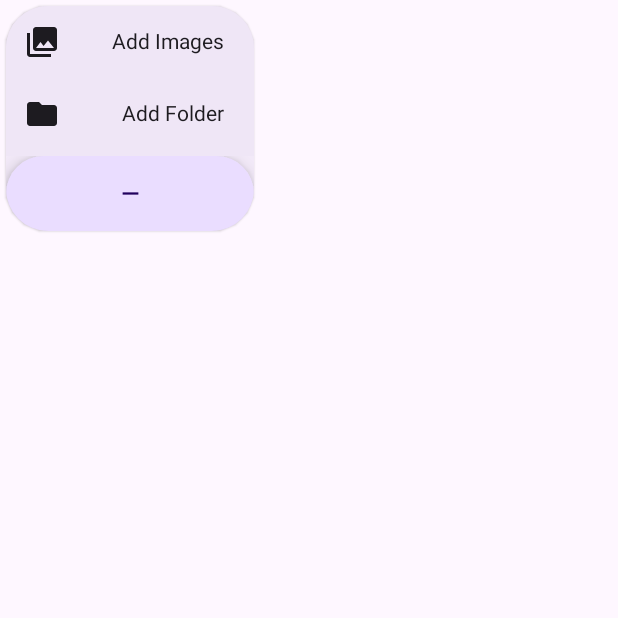
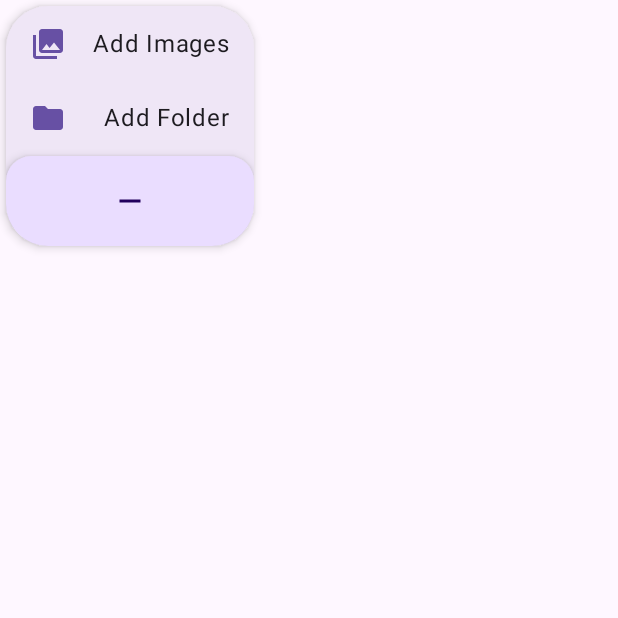
Before and after one commit to Anthonyy232/Paperize, an Android app built with Jetpack Compose: the composable AddAlbumAnimatedFab shown on its own in the app's theme, after a tap on "Add wallpaper", on a phone screen of 412 x 824 dp, the top half of it. Run offline under Robolectric (Android 15) with nearby library versions, the phone set to English and light mode, and no system bars.

Commit message:
Updated FAB animations

```diff
--- a/app/src/main/java/com/anthonyla/paperize/feature/wallpaper/presentation/add_album_screen/AddAlbumScreen.kt
+++ b/app/src/main/java/com/anthonyla/paperize/feature/wallpaper/presentation/add_album_screen/AddAlbumScreen.kt
@@ -130,8 +130,7 @@ fun AddAlbumScreen(
                 onFolderClick = {
                     selectionMode = false
                     folderPickerLauncher.launch(null)
-                },
-                animate = animate
+                }
             )
         },
         content = {
--- a/app/src/main/java/com/anthonyla/paperize/feature/wallpaper/presentation/add_album_screen/components/AddAlbumAnimatedFab.kt
+++ b/app/src/main/java/com/anthonyla/paperize/feature/wallpaper/presentation/add_album_screen/components/AddAlbumAnimatedFab.kt
@@ -1,9 +1,10 @@
 package com.anthonyla.paperize.feature.wallpaper.presentation.add_album_screen.components
 
 import androidx.activity.compose.BackHandler
+import androidx.compose.animation.AnimatedContent
 import androidx.compose.animation.AnimatedVisibility
-import androidx.compose.animation.animateContentSize
 import androidx.compose.animation.core.FastOutSlowInEasing
+import androidx.compose.animation.core.LinearEasing
 import androidx.compose.animation.core.Spring
 import androidx.compose.animation.core.animateDp
 import androidx.compose.animation.core.spring
@@ -11,10 +12,14 @@ import androidx.compose.animation.core.tween
 import androidx.compose.animation.core.updateTransition
 import androidx.compose.animation.fadeIn
 import androidx.compose.animation.fadeOut
-import androidx.compose.foundation.gestures.detectTapGestures
+import androidx.compose.animation.scaleIn
+import androidx.compose.animation.scaleOut
+import androidx.compose.animation.togetherWith
+import androidx.compose.foundation.clickable
 import androidx.compose.foundation.layout.Arrangement
 import androidx.compose.foundation.layout.Column
 import androidx.compose.foundation.layout.Row
+import androidx.compose.foundation.layout.Spacer
 import androidx.compose.foundation.layout.height
 import androidx.compose.foundation.layout.padding
 import androidx.compose.foundation.layout.width
@@ -24,12 +29,13 @@ import androidx.compose.material.icons.filled.Add
 import androidx.compose.material.icons.filled.Folder
 import androidx.compose.material.icons.filled.PhotoLibrary
 import androidx.compose.material.icons.filled.Remove
-import androidx.compose.material3.CardColors
+import androidx.compose.material3.CardDefaults
 import androidx.compose.material3.ElevatedCard
+import androidx.compose.material3.FloatingActionButtonDefaults
 import androidx.compose.material3.Icon
 import androidx.compose.material3.LargeFloatingActionButton
 import androidx.compose.material3.MaterialTheme
-import androidx.compose.material3.Surface
+import androidx.compose.material3.Text
 import androidx.compose.material3.surfaceColorAtElevation
 import androidx.compose.runtime.Composable
 import androidx.compose.runtime.getValue
@@ -38,12 +44,9 @@ import androidx.compose.runtime.remember
 import androidx.compose.runtime.setValue
 import androidx.compose.ui.Alignment
 import androidx.compose.ui.Modifier
-import androidx.compose.ui.graphics.Color
-import androidx.compose.ui.input.pointer.pointerInput
 import androidx.compose.ui.res.stringResource
 import androidx.compose.ui.unit.dp
 import com.anthonyla.paperize.R
-import com.anthonyla.paperize.feature.wallpaper.presentation.library_screen.components.MenuRow
 
 /**
  * Animated FAB that expands to show two options: Add image and Add folder
@@ -51,173 +54,170 @@ import com.anthonyla.paperize.feature.wallpaper.presentation.library_screen.comp
  */
 @Composable
 fun AddAlbumAnimatedFab(
-    animate: Boolean,
     onImageClick: () -> Unit,
     onFolderClick: () -> Unit
 ) {
-    var expanded by remember { mutableStateOf(false) }
-    val fabTransition = updateTransition(targetState = expanded, label = "")
+    val expandedWidth = 165.dp
+    val itemSize = 2
+    val menuColor = MaterialTheme.colorScheme.surfaceColorAtElevation(5.dp)
+    val fabColor = MaterialTheme.colorScheme.primaryContainer
+    var isFabExpanded by remember { mutableStateOf(false) }
+    BackHandler(isFabExpanded) { isFabExpanded = false }
 
-    BackHandler(expanded) { expanded = false }
+    val fabTransition = updateTransition(targetState = isFabExpanded, label = "fabTransition")
 
-    val expandHorizontalSize = Pair(165.dp, 90.dp)
-    val expandHorizontally by fabTransition.animateDp(
-        transitionSpec = { spring(dampingRatio = Spring.DampingRatioMediumBouncy, stiffness = Spring.StiffnessLow) }, label = "",
-        targetValueByState = { isExpanded ->
-            if (isExpanded) expandHorizontalSize.first else expandHorizontalSize.second
+    val expandFabHorizontally by fabTransition.animateDp(
+        transitionSpec = {
+            spring(dampingRatio = Spring.DampingRatioMediumBouncy, stiffness = Spring.StiffnessLow)
+        },
+        label = "expandVertically",
+        targetValueByState = {isExpanded ->
+            if (isExpanded) expandedWidth else 96.dp
         }
     )
 
-    val shrinkVerticalSize = Pair(50.dp, 90.dp)
-    val shrinkVertically by fabTransition.animateDp(
-        transitionSpec = { spring(dampingRatio = Spring.DampingRatioMediumBouncy, stiffness = Spring.StiffnessLow) }, label = "",
-        targetValueByState = { isExpanded ->
-            if (isExpanded) shrinkVerticalSize.first else shrinkVerticalSize.second
+    val shrinkFabVertically by fabTransition.animateDp(
+        transitionSpec = {
+            spring(dampingRatio = Spring.DampingRatioMediumBouncy, stiffness = Spring.StiffnessLow)
+        },
+        label = "shrinkHorizontally",
+        targetValueByState = {isExpanded ->
+            if (isExpanded) 60.dp else 96.dp
         }
     )
 
-    val menuHeightSize = Pair(100.dp, 90.dp)
     val menuHeight by fabTransition.animateDp(
-        transitionSpec = { spring(dampingRatio = Spring.DampingRatioMediumBouncy, stiffness = Spring.StiffnessLow) }, label = "",
-        targetValueByState = { isExpanded ->
-            if (isExpanded) menuHeightSize.first else menuHeightSize.second
+        transitionSpec = {
+            spring(dampingRatio = Spring.DampingRatioMediumBouncy, stiffness = Spring.StiffnessLow)
+        },
+        label = "menuHeight",
+        targetValueByState = {isExpanded ->
+            if (isExpanded) (itemSize * 50).dp else 0.dp
         }
     )
 
-    if (animate) {
-        ElevatedCard(
-            colors = CardColors(
-                containerColor = MaterialTheme.colorScheme.surfaceColorAtElevation(5.dp),
-                contentColor = Color.Transparent,
-                disabledContentColor = Color.Transparent,
-                disabledContainerColor = Color.Transparent,
-            ),
-            shape = RoundedCornerShape(28.dp),
-            modifier = Modifier
-                .padding(4.dp)
-                .width(expandHorizontally)
-                .pointerInput(Unit) {
-                    detectTapGestures(onTap = { expanded = false })
-                }
+    ElevatedCard(
+        modifier = Modifier.padding(4.dp),
+        shape = RoundedCornerShape(28.dp),
+        elevation = CardDefaults.elevatedCardElevation(4.dp),
+        colors = CardDefaults.elevatedCardColors().copy(
+            containerColor = menuColor
+        )
+    ) {
+        Column(
+            horizontalAlignment = Alignment.CenterHorizontally,
+            verticalArrangement = Arrangement.SpaceEvenly,
+            modifier = Modifier.height(menuHeight)
         ) {
             AnimatedVisibility(
-                visible = expanded,
-                enter = fadeIn(tween(300, 0, FastOutSlowInEasing)),
-                exit = fadeOut(tween(300, 0, FastOutSlowInEasing)),
-                modifier = Modifier.animateContentSize(tween(50, 0, FastOutSlowInEasing)),
+                visible = isFabExpanded,
+                label = stringResource(R.string.add_images_btn),
+                enter = fadeIn(tween(300, 150, LinearEasing)),
+                exit = fadeOut(tween(200, 50, LinearEasing)) + scaleOut(),
             ) {
-                Surface(tonalElevation = 5.dp) {
-                    Column(modifier = Modifier.height(menuHeight)) {
-                        MenuRow(
-                            text = stringResource(R.string.add_images_btn),
-                            icon = Icons.Filled.PhotoLibrary,
-                            horizontalExpansion = expandHorizontally,
-                            onClick = {
-                                expanded = false
-                                onImageClick()
-                            }
-                        )
-                        MenuRow(
-                            text = stringResource(R.string.add_folder_btn),
-                            icon = Icons.Filled.Folder,
-                            horizontalExpansion = expandHorizontally,
-                            onClick = {
-                                expanded = false
-                                onFolderClick()
-                            }
-                        )
-                    }
+                Row(
+                    modifier = Modifier
+                        .width(expandFabHorizontally)
+                        .clickable {
+                            onImageClick()
+                            isFabExpanded = false
+                        },
+                    horizontalArrangement = Arrangement.Center,
+                    verticalAlignment = Alignment.CenterVertically
+                ) {
+                    Icon(
+                        imageVector = Icons.Filled.PhotoLibrary,
+                        contentDescription = stringResource(R.string.add_images_btn),
+                        tint = MaterialTheme.colorScheme.primary,
+                        modifier = Modifier.padding(start = 16.dp, top = 12.dp, bottom = 12.dp)
+                    )
+                    Spacer(modifier = Modifier.weight(1f))
+                    Text(
+                        text = stringResource(R.string.add_images_btn),
+                        modifier = Modifier.padding(end = 16.dp, top = 12.dp, bottom = 12.dp),
+                        style = MaterialTheme.typography.bodyLarge,
+                        color = MaterialTheme.colorScheme.onSurface
+                    )
                 }
             }
-            Surface(
-                tonalElevation = 3.dp,
+            AnimatedVisibility(
+                visible = isFabExpanded,
+                label = stringResource(R.string.add_folder_btn),
+                enter = fadeIn(tween(300, 150, LinearEasing)),
+                exit = fadeOut(tween(200, 50, LinearEasing)) + scaleOut(),
             ) {
-                LargeFloatingActionButton(
-                    containerColor = MaterialTheme.colorScheme.primaryContainer,
-                    contentColor = MaterialTheme.colorScheme.onPrimaryContainer,
-                    onClick = { expanded = !expanded },
+                Row(
                     modifier = Modifier
-                        .width(expandHorizontally)
-                        .height(shrinkVertically)
-                        .animateContentSize(),
+                        .width(expandFabHorizontally)
+                        .clickable {
+                            onFolderClick()
+                            isFabExpanded = false
+                        },
+                    horizontalArrangement = Arrangement.Center,
+                    verticalAlignment = Alignment.CenterVertically
                 ) {
-                    Row(
-                        horizontalArrangement = Arrangement.Center,
-                        verticalAlignment = Alignment.CenterVertically
-                    ) {
-                        Icon(
-                            if (!expanded) Icons.Filled.Add else Icons.Filled.Remove,
-                            contentDescription = stringResource(R.string.add_wallpaper),
-                            modifier = Modifier.padding(16.dp),
-                        )
-                    }
+                    Icon(
+                        imageVector = Icons.Filled.Folder,
+                        contentDescription = stringResource(R.string.add_folder_btn),
+                        modifier = Modifier.padding(start = 16.dp, top = 12.dp, bottom = 12.dp),
+                        tint = MaterialTheme.colorScheme.primary
+                    )
+                    Spacer(modifier = Modifier.weight(1f))
+                    Text(
+                        text = stringResource(R.string.add_folder_btn),
+                        modifier = Modifier.padding(end = 16.dp, top = 12.dp, bottom = 12.dp),
+                        style = MaterialTheme.typography.bodyLarge,
+                        color = MaterialTheme.colorScheme.onSurface
+                    )
                 }
             }
         }
-    }
-    else {
-        ElevatedCard(
-            colors = CardColors(
-                containerColor = MaterialTheme.colorScheme.surfaceColorAtElevation(5.dp),
-                contentColor = Color.Transparent,
-                disabledContentColor = Color.Transparent,
-                disabledContainerColor = Color.Transparent,
-            ),
-            shape = RoundedCornerShape(28.dp),
+
+        LargeFloatingActionButton(
+            elevation = FloatingActionButtonDefaults.elevation(4.dp),
+            shape = RoundedCornerShape(28),
+            containerColor = fabColor,
+            onClick = { isFabExpanded = !isFabExpanded },
             modifier = Modifier
-                .padding(4.dp)
-                .width(if (expanded) expandHorizontalSize.first else expandHorizontalSize.second)
-                .pointerInput(Unit) {
-                    detectTapGestures(onTap = { expanded = false })
-                }
+                .width(expandFabHorizontally)
+                .height(shrinkFabVertically)
         ) {
-            if (expanded) {
-                Surface(tonalElevation = 5.dp) {
-                    Column(modifier = Modifier.height(if (expanded) menuHeightSize.first else menuHeightSize.second)) {
-                        MenuRow(
-                            text = stringResource(R.string.add_images_btn),
-                            icon = Icons.Filled.PhotoLibrary,
-                            horizontalExpansion = if (expanded) expandHorizontalSize.first else expandHorizontalSize.second,
-                            onClick = {
-                                expanded = false
-                                onImageClick()
-                            }
-                        )
-                        MenuRow(
-                            text = stringResource(R.string.add_folder_btn),
-                            icon = Icons.Filled.Folder,
-                            horizontalExpansion = if (expanded) expandHorizontalSize.first else expandHorizontalSize.second,
-                            onClick = {
-                                expanded = false
-                                onFolderClick()
-                            }
-                        )
+            AnimatedContent(
+                isFabExpanded,
+                transitionSpec = {
+                    when (targetState) {
+                        true -> {
+                            (
+                                    scaleIn(
+                                        tween(100, 300, FastOutSlowInEasing)
+                                    ) + fadeIn(
+                                        tween(250, 300, LinearEasing)
+                                    )
+                                    ) .togetherWith(
+                                    fadeOut(
+                                        tween(10, 0, LinearEasing)
+                                    )
+                                )
+                        }
+                        false -> {
+                            fadeIn(
+                                tween(250, 200, FastOutSlowInEasing)
+                            ).togetherWith(
+                                fadeOut(
+                                    tween(10, 0, LinearEasing),
+                                )
+                            )
+                        }
                     }
-                }
-            }
-            Surface(
-                tonalElevation = 3.dp,
-            ) {
-                LargeFloatingActionButton(
-                    containerColor = MaterialTheme.colorScheme.primaryContainer,
-                    contentColor = MaterialTheme.colorScheme.onPrimaryContainer,
-                    onClick = { expanded = !expanded },
-                    modifier = Modifier
-                        .width(if (expanded) expandHorizontalSize.first else expandHorizontalSize.second)
-                        .height(if (expanded) shrinkVerticalSize.first else shrinkVerticalSize.second)
-                ) {
-                    Row(
-                        horizontalArrangement = Arrangement.Center,
-                        verticalAlignment = Alignment.CenterVertically
-                    ) {
-                        Icon(
-                            if (!expanded) Icons.Filled.Add else Icons.Filled.Remove,
-                            contentDescription = stringResource(R.string.add_wallpaper),
-                            modifier = Modifier.padding(16.dp),
-                        )
-                    }
-                }
+                },
+                label = "FabContent"
+            ) { isExpanded ->
+                Icon(
+                    imageVector = if (isExpanded) Icons.Filled.Remove else Icons.Filled.Add,
+                    contentDescription = stringResource(R.string.add_wallpaper),
+                )
             }
         }
     }
+
 }
--- a/app/src/main/java/com/anthonyla/paperize/feature/wallpaper/presentation/album_view_screen/AlbumViewScreen.kt
+++ b/app/src/main/java/com/anthonyla/paperize/feature/wallpaper/presentation/album_view_screen/AlbumViewScreen.kt
@@ -126,8 +126,7 @@ fun AlbumViewScreen(
                 onFolderClick = {
                     selectionMode = false
                     folderPickerLauncher.launch(null)
-                },
-                animate = animate
+                }
             )
         },
         content = { it ->
```
